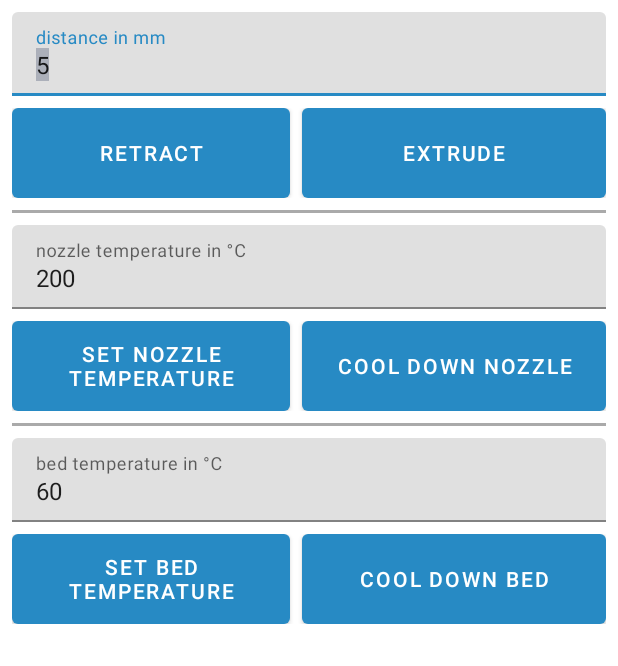
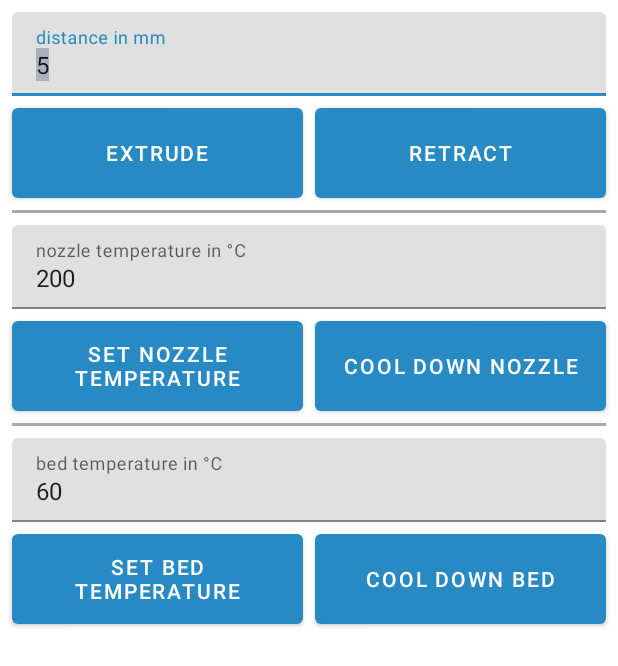
Before and after one commit to MatthiasSchatzeder/mobile3d_app, an Android app: the fragment Tool shown on its own in the app's theme, on a phone screen of 412 x 824 dp. Shown: the top 666 px of the screen. Run offline under Robolectric (Android 15) with nearby library versions, the phone set to English and light mode, and no system bars; libraries missing offline, so code that uses them is left out: io.socket.client; Roboto replaces fonts that are not available here.

Commit message:
ui fixes
ui layout fixes for different device resolutions

```diff
--- a/app/src/main/res/layout/fragment_general.xml
+++ b/app/src/main/res/layout/fragment_general.xml
@@ -36,39 +36,68 @@
                 />
     </com.google.android.material.textfield.TextInputLayout>
 
-    <RelativeLayout
-            android:layout_width="match_parent"
-            android:layout_height="wrap_content"
-            android:id="@+id/relative_layout_fan_speed"
+<!--    <RelativeLayout-->
+<!--            android:layout_width="match_parent"-->
+<!--            android:layout_height="wrap_content"-->
+<!--            android:id="@+id/relative_layout_fan_speed"-->
+<!--            app:layout_constraintTop_toBottomOf="@id/text_input_layout_fan_speed"-->
+<!--            app:layout_constraintEnd_toEndOf="parent"-->
+<!--            app:layout_constraintStart_toStartOf="parent"-->
+<!--            android:layout_marginStart="8dp"-->
+<!--            android:layout_marginEnd="8dp"-->
+<!--            android:layout_marginTop="8dp"-->
+<!--            >-->
+
+    <com.google.android.material.button.MaterialButton
+            android:id="@+id/btn_set_fan_speed"
+            android:layout_width="0dp"
+            android:layout_height="60dp"
+            android:layout_alignParentStart="true"
+            android:insetTop="0dp"
+            android:insetBottom="0dp"
+            android:text="Set Fan Speed"
+            android:textSize="15sp"
+            app:layout_constraintStart_toStartOf="parent"
             app:layout_constraintTop_toBottomOf="@id/text_input_layout_fan_speed"
+            android:layout_marginStart="8dp"
+            android:layout_marginTop="8dp"
+            app:layout_constraintEnd_toStartOf="@id/btn_fan_off"
+            android:layout_marginEnd="4dp"
+            />
+
+    <com.google.android.material.button.MaterialButton
+            android:id="@+id/btn_fan_off"
+            android:layout_width="0dp"
+            android:layout_height="60dp"
+            android:insetTop="0dp"
+            android:insetBottom="0dp"
+            android:text="Fan Off"
+            android:textSize="15sp"
             app:layout_constraintEnd_toEndOf="parent"
-            app:layout_constraintStart_toStartOf="parent"
-            android:layout_marginStart="8dp"
+            app:layout_constraintTop_toBottomOf="@id/text_input_layout_fan_speed"
+            app:layout_constraintStart_toEndOf="@id/btn_set_fan_speed"
             android:layout_marginEnd="8dp"
             android:layout_marginTop="8dp"
-            >
+            android:layout_marginStart="4dp"
+            />
 
-        <com.google.android.material.button.MaterialButton
-                android:id="@+id/btn_fan_off"
-                android:layout_width="match_parent"
-                android:layout_height="60dp"
-                android:layout_marginStart="8dp"
-                android:layout_toEndOf="@id/btn_set_fan_speed"
-                android:insetTop="0dp"
-                android:insetBottom="0dp"
-                android:text="Fan Off"
-                android:textSize="15sp" />
 
-        <com.google.android.material.button.MaterialButton
-                android:id="@+id/btn_set_fan_speed"
-                android:layout_width="185dp"
-                android:layout_height="60dp"
-                android:layout_alignParentStart="true"
-                android:insetTop="0dp"
-                android:insetBottom="0dp"
-                android:text="Set Fan Speed"
-                android:textSize="15sp" />
-    </RelativeLayout>
+
+
+
+
+
+
+
+
+
+
+
+
+
+
+
+<!--    </RelativeLayout>-->
 
 
 
--- a/app/src/main/res/layout/fragment_tool.xml
+++ b/app/src/main/res/layout/fragment_tool.xml
@@ -37,41 +37,38 @@
 
     </com.google.android.material.textfield.TextInputLayout>
 
-    <RelativeLayout
-            android:layout_width="match_parent"
-            android:layout_height="wrap_content"
-            android:id="@+id/relative_layout_extruder_movement"
-            app:layout_constraintTop_toBottomOf="@id/text_input_layout_distance"
-            app:layout_constraintEnd_toEndOf="parent"
-            app:layout_constraintStart_toStartOf="parent"
-            android:layout_marginStart="8dp"
-            android:layout_marginEnd="8dp"
-            android:layout_marginTop="8dp"
-    >
 
     <com.google.android.material.button.MaterialButton
             android:id="@+id/btn_extrude"
-                android:layout_width="match_parent"
+            android:layout_width="0dp"
             android:layout_height="60dp"
-                android:layout_toEndOf="@id/btn_retract"
             android:layout_marginStart="8dp"
-                android:text="Extrude"
+            android:layout_marginTop="8dp"
+            android:layout_marginEnd="4dp"
             android:insetTop="0dp"
             android:insetBottom="0dp"
+            android:text="Extrude"
 
+            app:layout_constraintEnd_toStartOf="@id/btn_retract"
+            app:layout_constraintStart_toStartOf="parent"
+            app:layout_constraintTop_toBottomOf="@id/text_input_layout_distance"
             />
 
         <com.google.android.material.button.MaterialButton
                 android:id="@+id/btn_retract"
-                android:layout_width="185dp"
+                android:layout_width="0dp"
                 android:layout_height="60dp"
                 android:text="Retract"
-                android:layout_alignParentStart="true"
                 android:insetTop="0dp"
                 android:insetBottom="0dp"
+                app:layout_constraintEnd_toEndOf="parent"
+                app:layout_constraintTop_toBottomOf="@id/text_input_layout_distance"
+                app:layout_constraintStart_toEndOf="@id/btn_extrude"
+                android:layout_marginTop="8dp"
+                android:layout_marginEnd="8dp"
+                android:layout_marginStart="4dp"
         />
 
-    </RelativeLayout>
 
     <!-- Divider -->
     <View
@@ -79,7 +76,7 @@
             android:layout_height="2dp"
             android:id="@+id/divider"
             android:background="@android:color/darker_gray"
-            app:layout_constraintTop_toBottomOf="@id/relative_layout_extruder_movement"
+            app:layout_constraintTop_toBottomOf="@id/btn_extrude"
             android:layout_marginStart="8dp"
             android:layout_marginEnd="8dp"
             android:layout_marginTop="8dp"
@@ -115,40 +112,41 @@
             />
     </com.google.android.material.textfield.TextInputLayout>
 
-    <RelativeLayout
-            android:layout_width="match_parent"
-            android:layout_height="wrap_content"
-            android:id="@+id/relative_layout_extruder_temperature"
+    <com.google.android.material.button.MaterialButton
+            android:id="@+id/btn_set_nozzle_temperature"
+            android:layout_width="0dp"
+            android:layout_height="60dp"
+            android:text="Set Nozzle Temperature"
+            android:insetTop="0dp"
+            android:insetBottom="0dp"
+
+            app:layout_constraintStart_toStartOf="parent"
             app:layout_constraintTop_toBottomOf="@id/text_input_layout_nozzle_temperature"
-            app:layout_constraintEnd_toEndOf="parent"
-            app:layout_constraintStart_toStartOf="parent"
+            app:layout_constraintEnd_toStartOf="@id/btn_cool_down_nozzle"
             android:layout_marginStart="8dp"
-            android:layout_marginEnd="8dp"
             android:layout_marginTop="8dp"
-            >
+            android:layout_marginEnd="4dp"
+
+            />
 
     <com.google.android.material.button.MaterialButton
             android:id="@+id/btn_cool_down_nozzle"
-            android:layout_width="match_parent"
+            android:layout_width="0dp"
             android:layout_height="60dp"
-            android:layout_toEndOf="@id/btn_set_nozzle_temperature"
-            android:layout_marginStart="8dp"
             android:text="Cool Down Nozzle"
             android:insetTop="0dp"
             android:insetBottom="0dp"
 
+            app:layout_constraintEnd_toEndOf="parent"
+            app:layout_constraintTop_toBottomOf="@id/text_input_layout_nozzle_temperature"
+            app:layout_constraintStart_toEndOf="@id/btn_set_nozzle_temperature"
+            android:layout_marginTop="8dp"
+            android:layout_marginEnd="8dp"
+            android:layout_marginStart="4dp"
+
             />
 
-    <com.google.android.material.button.MaterialButton
-            android:id="@+id/btn_set_nozzle_temperature"
-            android:layout_width="185dp"
-            android:layout_height="60dp"
-            android:text="Set Nozzle Temperature"
-            android:layout_alignParentStart="true"
-            android:insetTop="0dp"
-            android:insetBottom="0dp"
-            />
-    </RelativeLayout>
+
 
     <!-- Divider -->
     <View
@@ -156,7 +154,7 @@
             android:layout_height="2dp"
             android:id="@+id/divider_2"
             android:background="@android:color/darker_gray"
-            app:layout_constraintTop_toBottomOf="@id/relative_layout_extruder_temperature"
+            app:layout_constraintTop_toBottomOf="@id/btn_set_nozzle_temperature"
             android:layout_marginStart="8dp"
             android:layout_marginEnd="8dp"
             android:layout_marginTop="8dp"
@@ -192,40 +190,39 @@
                 />
     </com.google.android.material.textfield.TextInputLayout>
 
-    <RelativeLayout
-            android:layout_width="match_parent"
-            android:layout_height="wrap_content"
-            android:id="@+id/relative_layout_bed_temperature"
+    <com.google.android.material.button.MaterialButton
+            android:id="@+id/btn_set_bed_temperature"
+            android:layout_width="0dp"
+            android:layout_height="60dp"
+            android:text="Set Bed Temperature"
+            android:insetTop="0dp"
+            android:insetBottom="0dp"
+
+            app:layout_constraintStart_toStartOf="parent"
             app:layout_constraintTop_toBottomOf="@id/text_input_layout_bed_temperature"
-            app:layout_constraintEnd_toEndOf="parent"
-            app:layout_constraintStart_toStartOf="parent"
+            app:layout_constraintEnd_toStartOf="@id/btn_cool_down_bed"
+            android:layout_marginTop="8dp"
             android:layout_marginStart="8dp"
-            android:layout_marginEnd="8dp"
-            android:layout_marginTop="8dp"
-            >
+            android:layout_marginEnd="4dp"
+            />
 
     <com.google.android.material.button.MaterialButton
             android:id="@+id/btn_cool_down_bed"
-                android:layout_width="match_parent"
+            android:layout_width="0dp"
             android:layout_height="60dp"
-                android:layout_toEndOf="@id/btn_set_bed_temperature"
-                android:layout_marginStart="8dp"
             android:text="Cool Down Bed"
             android:insetTop="0dp"
             android:insetBottom="0dp"
 
+            app:layout_constraintTop_toBottomOf="@id/text_input_layout_bed_temperature"
+            app:layout_constraintEnd_toEndOf="parent"
+            app:layout_constraintStart_toEndOf="@id/btn_set_bed_temperature"
+            android:layout_marginTop="8dp"
+            android:layout_marginEnd="8dp"
+            android:layout_marginStart="4dp"
             />
 
-        <com.google.android.material.button.MaterialButton
-                android:id="@+id/btn_set_bed_temperature"
-                android:layout_width="185dp"
-                android:layout_height="60dp"
-                android:text="Set Bed Temperature"
-                android:layout_alignParentStart="true"
-                android:insetTop="0dp"
-                android:insetBottom="0dp"
-                />
-    </RelativeLayout>
+
 
 
 
```
Lines whose indentation alone changed are shown as unchanged.
